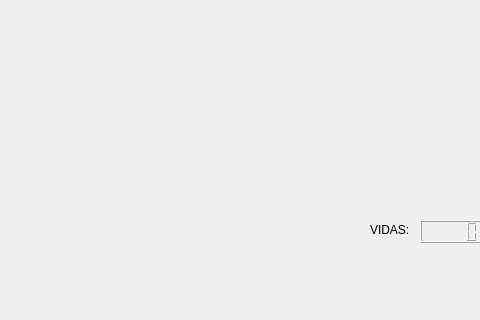
This is mainwindow.ui in Dowito/Lab_5_version_2 as Qt 5 draws it before an edit; both pictures show x 0 to 480 and y 280 to 600 of the 800 by 600 pixel window. The edited form follows.
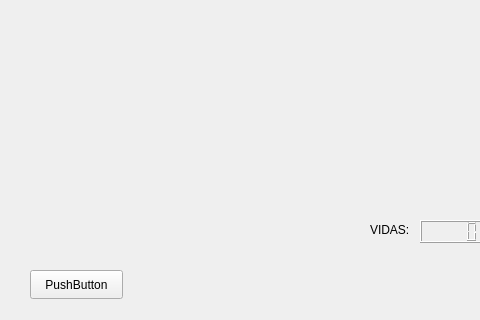
This is the edited form.

The edit to the form file:
```diff
--- a/mainwindow.ui
+++ b/mainwindow.ui
@@ -47,6 +47,19 @@
      </rect>
     </property>
    </widget>
+   <widget class="QPushButton" name="pushButton">
+    <property name="geometry">
+     <rect>
+      <x>30</x>
+      <y>550</y>
+      <width>93</width>
+      <height>29</height>
+     </rect>
+    </property>
+    <property name="text">
+     <string>PushButton</string>
+    </property>
+   </widget>
   </widget>
  </widget>
  <resources/>
```
